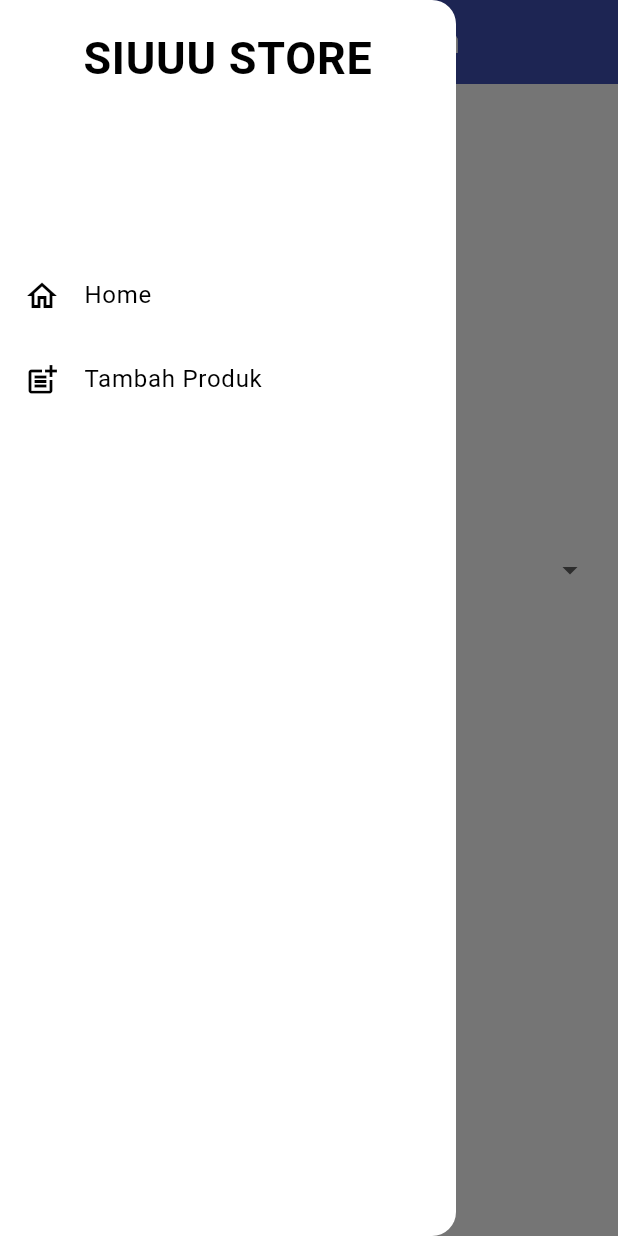
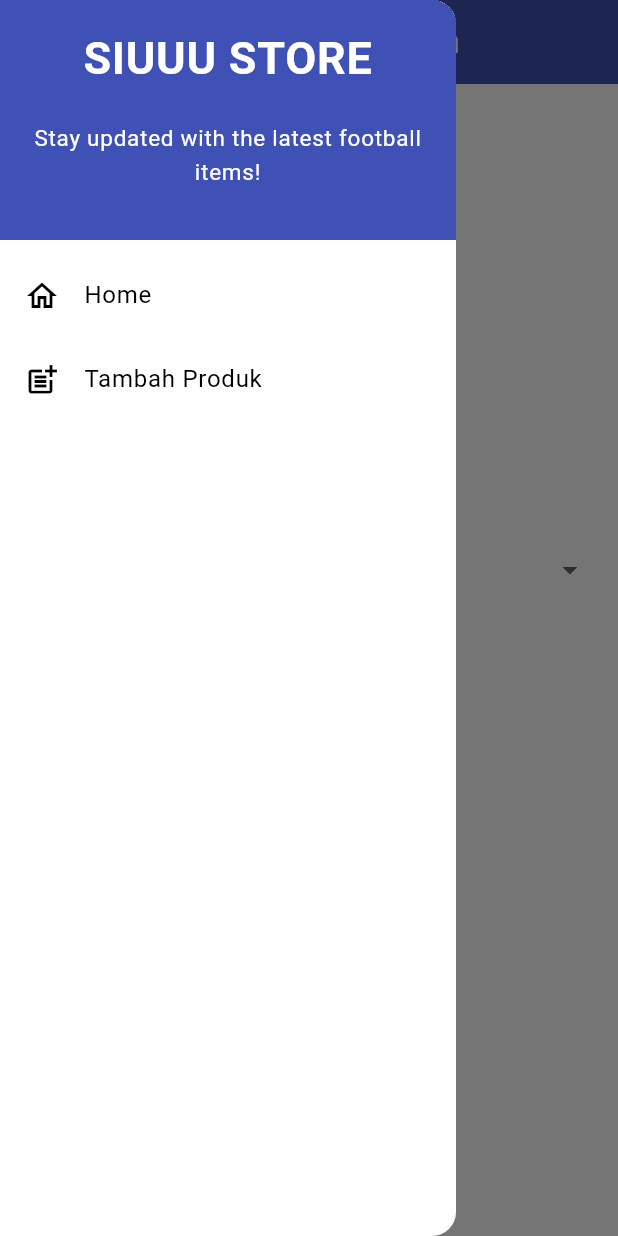
Before and after one commit to MafazaAnanda/siuuu-store-mobile, a Flutter app: the ItemFormPage screen opened directly, with the side drawer open, on a phone screen of 412 x 824 dp. Run offline on Flutter 3.47's test engine with Material 3 defaults, Android fonts, the light colour scheme and no system bars.

Commit message:
fix color bug

```diff
--- a/lib/screens/itemlist_form.dart
+++ b/lib/screens/itemlist_form.dart
@@ -303,7 +303,7 @@ class _ItemFormPageState extends State<ItemFormPage> {
                         );
                       }
                     },
-                    child: const Text(
+                    child: Text(
                       "Save",
                       style: TextStyle(color: Theme.of(context).colorScheme.onPrimary),
                     ),
--- a/lib/widgets/left_drawer.dart
+++ b/lib/widgets/left_drawer.dart
@@ -10,7 +10,7 @@ class LeftDrawer extends StatelessWidget {
     return Drawer(
       child: ListView(
         children: [
-          const DrawerHeader(
+          DrawerHeader(
             decoration: BoxDecoration(
               color: Theme.of(context).colorScheme.primary,
             ),
```
